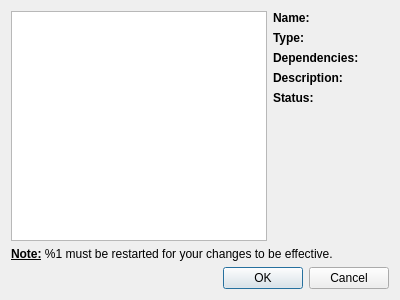
opencor/opencor, file src/pluginswindow.ui: the form before one commit.
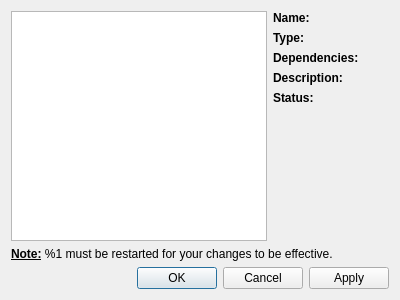
The form after the commit.

Commit message: Can now apply changes to the loading state of plugins. This means that we get told that this involves restarting OpenCOR. If the user agrees to it, then OpenCOR's settings are saved and OpenCOR restarted.

Diff of the .ui file:
```diff
--- a/src/pluginswindow.ui
+++ b/src/pluginswindow.ui
@@ -186,7 +186,7 @@
    <item>
     <widget class="QDialogButtonBox" name="buttonBox">
      <property name="standardButtons">
-      <set>QDialogButtonBox::Cancel|QDialogButtonBox::Ok</set>
+      <set>QDialogButtonBox::Apply|QDialogButtonBox::Cancel|QDialogButtonBox::Ok</set>
      </property>
     </widget>
    </item>
```
The commit also changes 5 other files.
